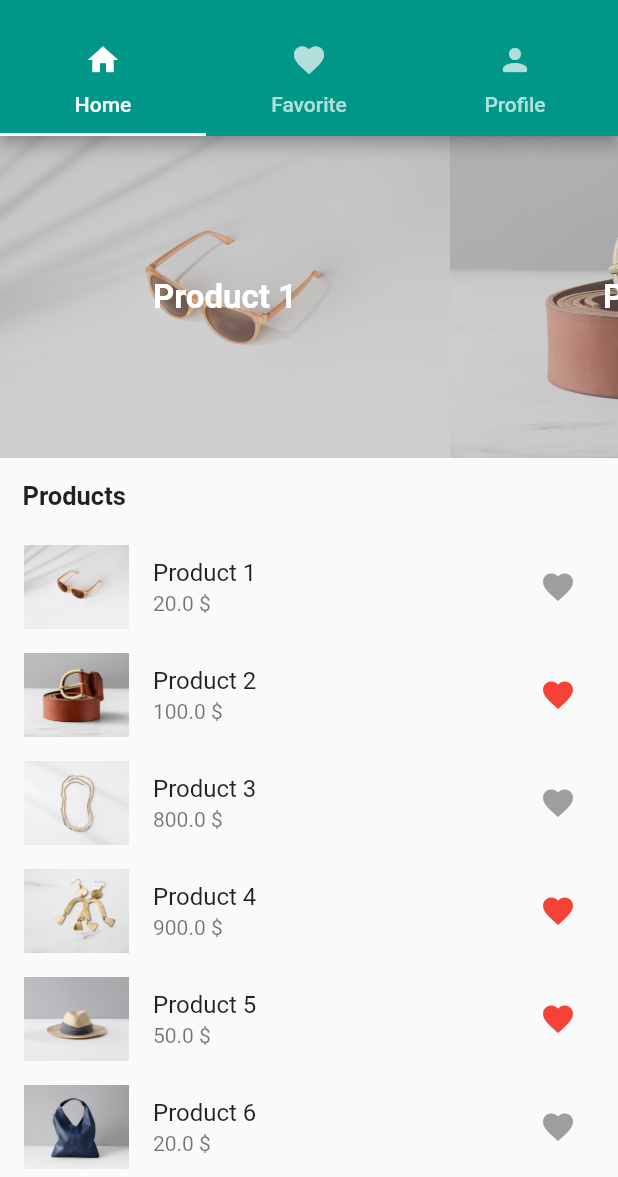
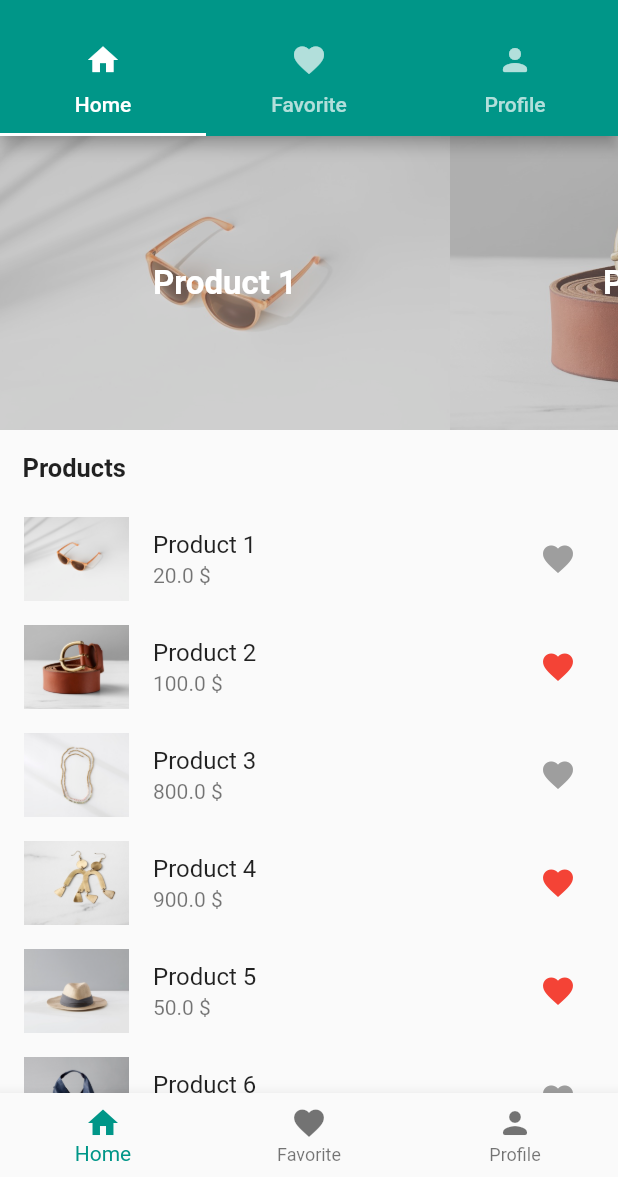
Before and after one commit to ObaidaKhater/HW1, a Flutter app: the screen it shows after launch, on a phone screen of 412 x 824 dp, the part 59-1236 px from its top. Run offline on Flutter 3.47's test engine with Material 2 defaults, Android fonts, the phone set to English and light mode, and no system bars.

Commit message:
Done HW.

```diff
--- a/lib/data/product.dart
+++ b/lib/data/product.dart
@@ -3,10 +3,7 @@ import 'package:assignment_1/models/product.dart';
 class ProductData {
   ProductData._();
 
-  static ProductData productData = ProductData._();
-
-  List<Product> getProducts() {
-    return <Product>[
+  List<Product> _products = [
     Product(
         name: 'Product 1',
         price: 20,
@@ -43,5 +40,10 @@ class ProductData {
         isLike: false,
         pathImage: 'assets/images/product7.jpg'),
   ];
+
+  static ProductData productData = ProductData._();
+
+  List<Product> getProducts() {
+    return _products;
   }
 }
--- a/lib/ui/home_screen.dart
+++ b/lib/ui/home_screen.dart
@@ -66,7 +66,8 @@ class HomeScreenState extends State<HomeScreen> {
   }
 
   Widget _drawColumnItems() {
-    return ListView(
+    return SingleChildScrollView(
+      child: Column(
         children: ProductData.productData.getProducts().map((Product product) {
           return ListTile(
             title: Text(product.name),
@@ -89,6 +90,7 @@ class HomeScreenState extends State<HomeScreen> {
             ),
           );
         }).toList(),
+      ),
     );
   }
 }
--- a/lib/ui/main_screen.dart
+++ b/lib/ui/main_screen.dart
@@ -1,3 +1,4 @@
+import 'package:assignment_1/ui/favorite_screen.dart';
 import 'package:assignment_1/ui/home_screen.dart';
 import 'package:flutter/material.dart';
 import 'package:flutter/widgets.dart';
@@ -9,15 +10,41 @@ class MainScreen extends StatefulWidget {
   }
 }
 
-class MainScreenState extends State<MainScreen> {
+class MainScreenState extends State<MainScreen>
+    with SingleTickerProviderStateMixin {
+  TabController tabBarController;
+  int indexBottom = 0;
+
+  @override
+  void initState() {
+    tabBarController = TabController(length: 3, vsync: this);
+  }
+
   @override
   Widget build(BuildContext context) {
-    return DefaultTabController(
-      length: 3,
-      child: Scaffold(
-        appBar: _drawAppBar(),
-        body: _drawBody(),
-      ),
+    return Scaffold(
+      appBar: _drawAppBar(),
+      body: _drawBody(),
+      bottomNavigationBar: _drawBottomNavigationBar(),
+    );
+  }
+
+  Widget _drawBottomNavigationBar() {
+    return BottomNavigationBar(
+      currentIndex: indexBottom,
+      selectedItemColor: Colors.teal,
+      onTap: (newIndex) {
+        indexBottom = newIndex;
+        tabBarController.animateTo(newIndex);
+        setState(() {});
+      },
+      items: [
+        BottomNavigationBarItem(icon: Icon(Icons.home), title: Text('Home')),
+        BottomNavigationBarItem(
+            icon: Icon(Icons.favorite), title: Text('Favorite')),
+        BottomNavigationBarItem(
+            icon: Icon(Icons.person_rounded), title: Text('Profile')),
+      ],
     );
   }
 
@@ -30,6 +57,7 @@ class MainScreenState extends State<MainScreen> {
       ),
       backgroundColor: Colors.teal,
       bottom: TabBar(
+        controller: tabBarController,
         indicatorColor: Colors.white,
         tabs: [
           Tab(
@@ -50,9 +78,9 @@ class MainScreenState extends State<MainScreen> {
   }
 
   Widget _drawBody() {
-    return TabBarView(children: [
+    return TabBarView(controller: tabBarController, children: [
       HomeScreen(),
-      Center(child: Text('2')),
+      FavoriteScreen(),
       Center(child: Text('3')),
     ]);
   }
```
Also changed, not shown: lib/ui/favorite_screen.dart (+32 -5 lines). Lines whose indentation alone changed are shown as unchanged.
